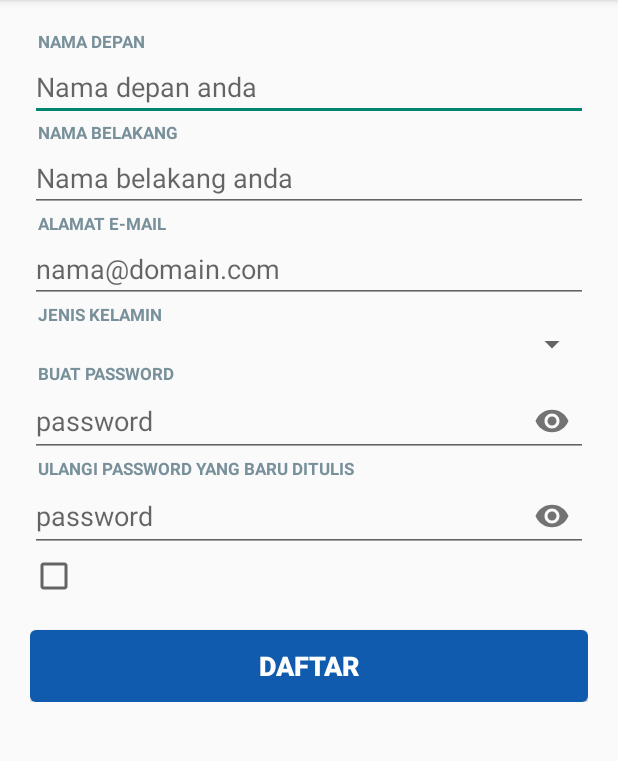
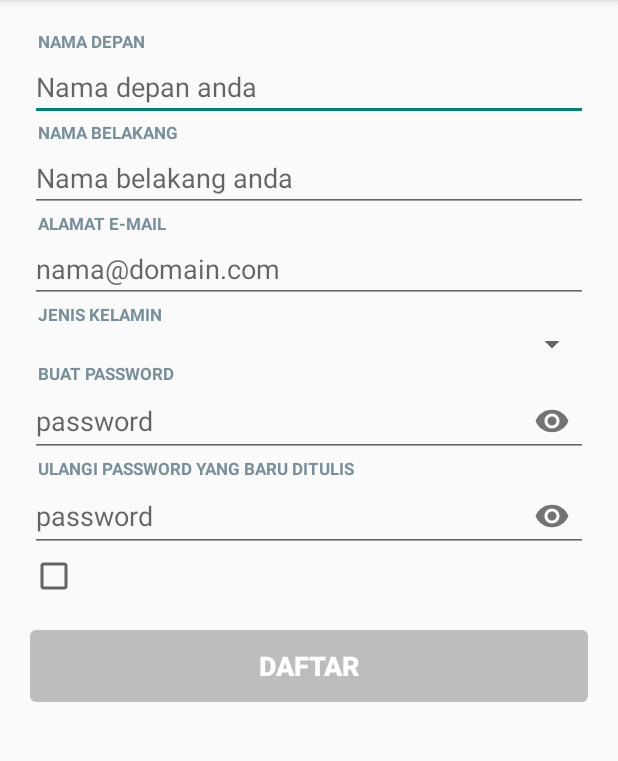
Before and after one commit to jokopriyono/aol_fundroid, an Android app: the screen it shows after launch (MainActivity), on a phone screen of 412 x 824 dp, the part 84-845 px from its top. Run offline under Robolectric (Android 15) with nearby library versions, the phone set to English and light mode, and no system bars.

Commit message:
Menambahkan form validasi

```diff
--- a/FormTastic/app/build.gradle
+++ b/FormTastic/app/build.gradle
@@ -3,6 +3,8 @@ apply plugin: 'com.android.application'
 apply plugin: 'kotlin-android'
 
 apply plugin: 'kotlin-android-extensions'
+
+ext.anko_version = '0.10.8'
 
 android {
     compileSdkVersion 28
@@ -29,6 +31,7 @@ dependencies {
     implementation 'androidx.core:core-ktx:1.1.0-alpha05'
     implementation 'androidx.constraintlayout:constraintlayout:1.1.3'
     implementation 'com.google.android.material:material:1.1.0-alpha05'
+    implementation "org.jetbrains.anko:anko:$anko_version"
 
     testImplementation 'junit:junit:4.12'
     androidTestImplementation 'androidx.test:runner:1.2.0-alpha04'
--- a/FormTastic/app/src/main/res/drawable/selector_button.xml
+++ b/FormTastic/app/src/main/res/drawable/selector_button.xml
@@ -1,5 +1,6 @@
 <?xml version="1.0" encoding="utf-8"?>
 <selector xmlns:android="http://schemas.android.com/apk/res/android">
+    <item android:drawable="@drawable/rounded_gray" android:state_enabled="false"/>
     <item android:drawable="@drawable/rounded_blue_2" android:state_selected="true"/>
     <item android:drawable="@drawable/rounded_blue_2" android:state_pressed="true"/>
     <item android:drawable="@drawable/rounded_blue"/>
--- a/FormTastic/app/src/main/res/layout/activity_main.xml
+++ b/FormTastic/app/src/main/res/layout/activity_main.xml
@@ -74,7 +74,6 @@
                     android:id="@+id/edt_password"
                     android:layout_width="match_parent"
                     android:layout_height="wrap_content"
-                    android:maxLength="10"
                     android:hint="@string/password"
                     android:inputType="textPassword" tools:ignore="Autofill"/>
         </com.google.android.material.textfield.TextInputLayout>
@@ -92,7 +91,6 @@
                     android:id="@+id/edt_confirm_password"
                     android:layout_width="match_parent"
                     android:layout_height="wrap_content"
-                    android:maxLength="10"
                     android:hint="@string/password"
                     android:inputType="textPassword" tools:ignore="Autofill"/>
         </com.google.android.material.textfield.TextInputLayout>
@@ -104,6 +102,7 @@
                 android:layout_height="wrap_content">
 
             <CheckBox
+                    android:id="@+id/checkbox"
                     android:layout_width="wrap_content"
                     android:layout_height="wrap_content"/>
 
@@ -116,6 +115,8 @@
         </LinearLayout>
 
         <Button
+                android:id="@+id/btn_register"
+                android:enabled="false"
                 android:text="@string/register"
                 android:textSize="18sp"
                 android:textStyle="bold"
--- a/FormTastic/app/src/main/res/values/strings.xml
+++ b/FormTastic/app/src/main/res/values/strings.xml
@@ -11,4 +11,10 @@
     <string name="password">password</string>
     <string name="confirm_password">ULANGI PASSWORD YANG BARU DITULIS</string>
     <string name="register">Daftar</string>
+    <string name="ok">OK</string>
+    <string name="empty">Tidak boleh kosong</string>
+    <string name="two_character">Minimal 2 karakter</string>
+    <string name="six_character">Minimal 6 karakter</string>
+    <string name="invalid_email">Email tidak valid</string>
+    <string name="password_error">Password tidak sama</string>
 </resources>
```
Also changed, not shown: FormTastic/app/src/main/java/com/jokopriyono/form/MainActivity.kt (+33 -0 lines).
